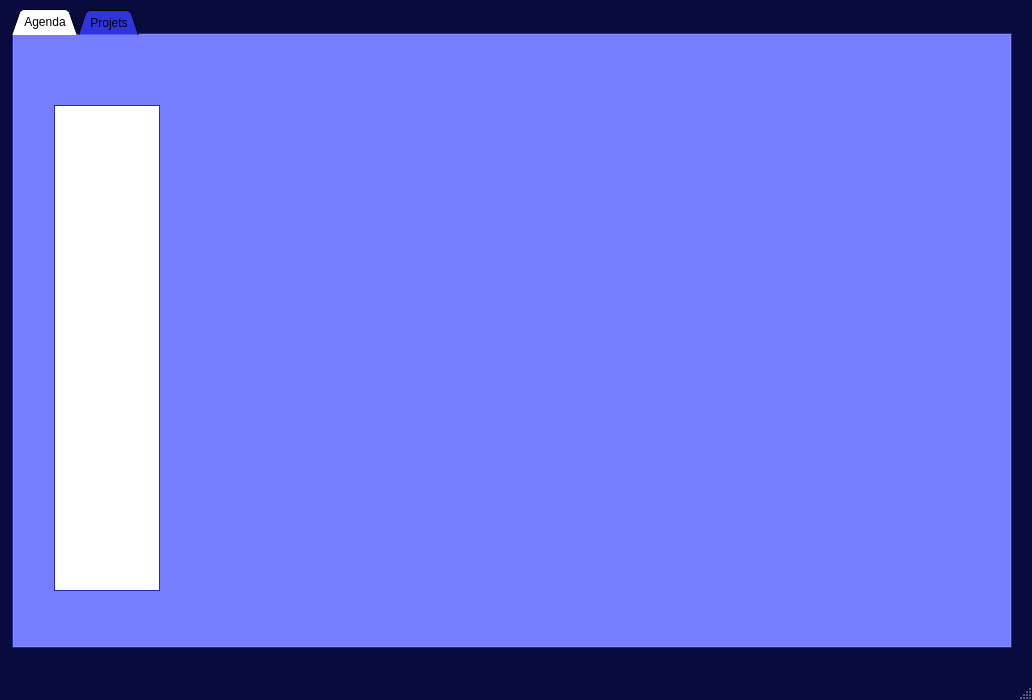
First picture: the form in src/mainwindow.ui, repository sowlosc/ProjectCalendar, before the edit.
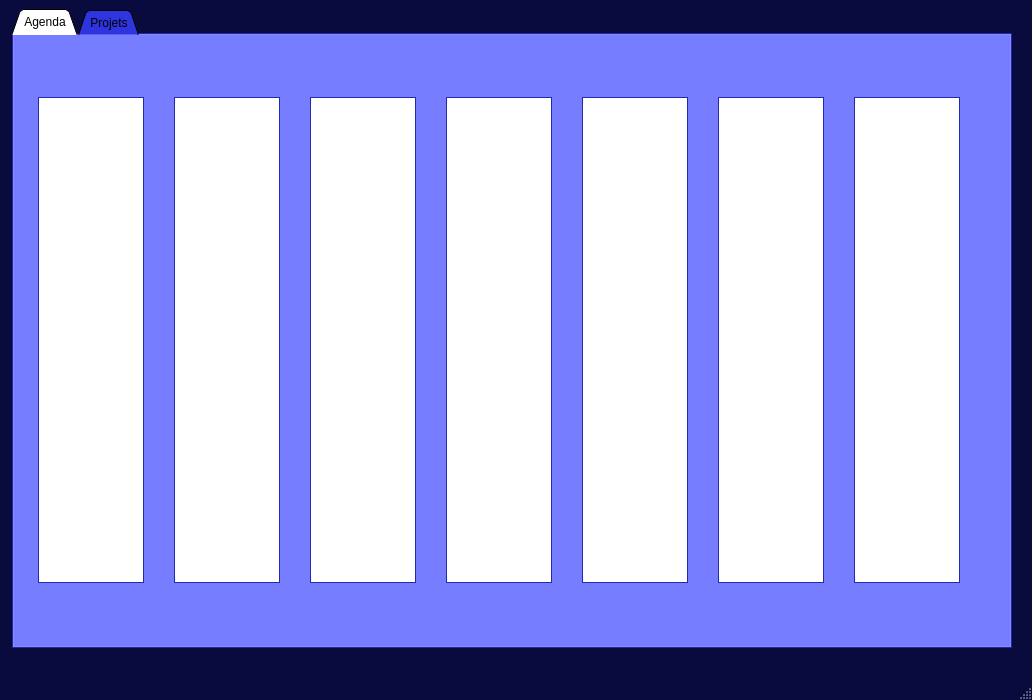
Second picture: the form after the edit.

The edit to the form file:
```diff
--- a/src/mainwindow.ui
+++ b/src/mainwindow.ui
@@ -881,15 +881,216 @@
      <attribute name="title">
       <string>Agenda</string>
      </attribute>
-     <widget class="QGraphicsView" name="graphicsView">
+     <widget class="QWidget" name="horizontalLayoutWidget">
       <property name="geometry">
        <rect>
-        <x>40</x>
-        <y>70</y>
-        <width>106</width>
-        <height>486</height>
+        <x>20</x>
+        <y>60</y>
+        <width>936</width>
+        <height>491</height>
        </rect>
       </property>
+      <layout class="QHBoxLayout" name="horizontalLayout_semaine">
+       <item>
+        <widget class="QGraphicsView" name="graphicsView_lundi">
+         <property name="minimumSize">
+          <size>
+           <width>106</width>
+           <height>486</height>
+          </size>
+         </property>
+         <property name="maximumSize">
+          <size>
+           <width>106</width>
+           <height>486</height>
+          </size>
+         </property>
+         <property name="baseSize">
+          <size>
+           <width>100</width>
+           <height>480</height>
+          </size>
+         </property>
+         <property name="alignment">
+          <set>Qt::AlignHCenter|Qt::AlignTop</set>
+         </property>
+        </widget>
+       </item>
+       <item>
+        <spacer name="verticalSpacer">
+         <property name="orientation">
+          <enum>Qt::Vertical</enum>
+         </property>
+         <property name="sizeHint" stdset="0">
+          <size>
+           <width>20</width>
+           <height>40</height>
+          </size>
+         </property>
+        </spacer>
+       </item>
+       <item>
+        <widget class="QGraphicsView" name="graphicsView_mardi">
+         <property name="minimumSize">
+          <size>
+           <width>106</width>
+           <height>486</height>
+          </size>
+         </property>
+         <property name="maximumSize">
+          <size>
+           <width>106</width>
+           <height>486</height>
+          </size>
+         </property>
+        </widget>
+       </item>
+       <item>
+        <spacer name="verticalSpacer_2">
+         <property name="orientation">
+          <enum>Qt::Vertical</enum>
+         </property>
+         <property name="sizeHint" stdset="0">
+          <size>
+           <width>20</width>
+           <height>40</height>
+          </size>
+         </property>
+        </spacer>
+       </item>
+       <item>
+        <widget class="QGraphicsView" name="graphicsView_mercredi">
+         <property name="minimumSize">
+          <size>
+           <width>106</width>
+           <height>486</height>
+          </size>
+         </property>
+         <property name="maximumSize">
+          <size>
+           <width>106</width>
+           <height>486</height>
+          </size>
+         </property>
+        </widget>
+       </item>
+       <item>
+        <spacer name="verticalSpacer_3">
+         <property name="orientation">
+          <enum>Qt::Vertical</enum>
+         </property>
+         <property name="sizeHint" stdset="0">
+          <size>
+           <width>20</width>
+           <height>40</height>
+          </size>
+         </property>
+        </spacer>
+       </item>
+       <item>
+        <widget class="QGraphicsView" name="graphicsView_jeudi">
+         <property name="minimumSize">
+          <size>
+           <width>106</width>
+           <height>486</height>
+          </size>
+         </property>
+         <property name="maximumSize">
+          <size>
+           <width>106</width>
+           <height>486</height>
+          </size>
+         </property>
+        </widget>
+       </item>
+       <item>
+        <spacer name="verticalSpacer_4">
+         <property name="orientation">
+          <enum>Qt::Vertical</enum>
+         </property>
+         <property name="sizeHint" stdset="0">
+          <size>
+           <width>20</width>
+           <height>40</height>
+          </size>
+         </property>
+        </spacer>
+       </item>
+       <item>
+        <widget class="QGraphicsView" name="graphicsView_vendredi">
+         <property name="minimumSize">
+          <size>
+           <width>106</width>
+           <height>486</height>
+          </size>
+         </property>
+         <property name="maximumSize">
+          <size>
+           <width>106</width>
+           <height>486</height>
+          </size>
+         </property>
+        </widget>
+       </item>
+       <item>
+        <spacer name="verticalSpacer_5">
+         <property name="orientation">
+          <enum>Qt::Vertical</enum>
+         </property>
+         <property name="sizeHint" stdset="0">
+          <size>
+           <width>20</width>
+           <height>40</height>
+          </size>
+         </property>
+        </spacer>
+       </item>
+       <item>
+        <widget class="QGraphicsView" name="graphicsView_samedi">
+         <property name="minimumSize">
+          <size>
+           <width>100</width>
+           <height>486</height>
+          </size>
+         </property>
+         <property name="maximumSize">
+          <size>
+           <width>106</width>
+           <height>486</height>
+          </size>
+         </property>
+        </widget>
+       </item>
+       <item>
+        <spacer name="verticalSpacer_6">
+         <property name="orientation">
+          <enum>Qt::Vertical</enum>
+         </property>
+         <property name="sizeHint" stdset="0">
+          <size>
+           <width>20</width>
+           <height>40</height>
+          </size>
+         </property>
+        </spacer>
+       </item>
+       <item>
+        <widget class="QGraphicsView" name="graphicsView_dimanche">
+         <property name="minimumSize">
+          <size>
+           <width>106</width>
+           <height>486</height>
+          </size>
+         </property>
+         <property name="maximumSize">
+          <size>
+           <width>106</width>
+           <height>486</height>
+          </size>
+         </property>
+        </widget>
+       </item>
+      </layout>
      </widget>
     </widget>
     <widget class="QWidget" name="tab_projets">
```
